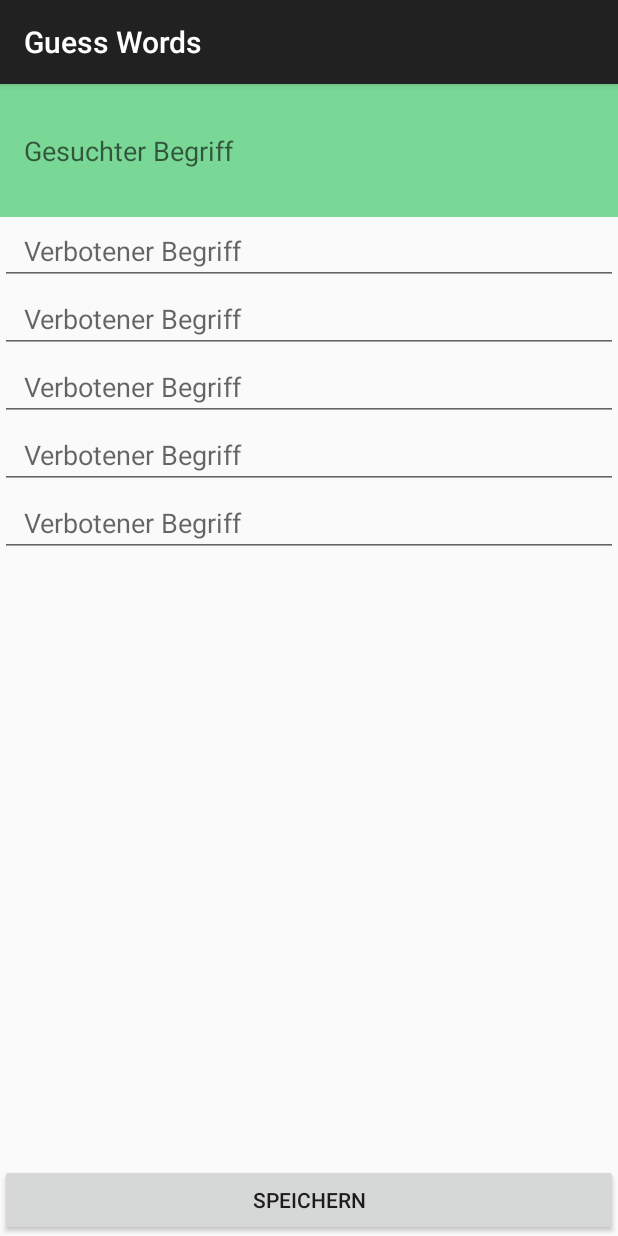
After one commit to rillig/GuessWords, an Android app: the EditCardActivity screen opened directly, with no data from a screen before it, on a phone screen of 412 x 824 dp. The commit adds this screen. Run offline under Robolectric (Android 15) with nearby library versions, the phone set to English and light mode, and no system bars.

Commit message:
add own cards

```diff
--- a/app/src/main/AndroidManifest.xml
+++ b/app/src/main/AndroidManifest.xml
@@ -3,13 +3,13 @@
           package="de.roland_illig.guesswords">
     <application
         android:allowBackup="true"
+        android:fullBackupContent="@xml/backup_descriptor"
         android:icon="@mipmap/ic_launcher"
         android:label="@string/app_name"
         android:roundIcon="@mipmap/ic_launcher_round"
         android:supportsRtl="true"
         android:theme="@style/AppTheme"
-        tools:ignore="GoogleAppIndexingWarning"
-        android:fullBackupContent="@xml/backup_descriptor">
+        tools:ignore="GoogleAppIndexingWarning">
         <activity android:name=".MainActivity">
             <intent-filter>
                 <action android:name="android.intent.action.MAIN"/>
@@ -22,5 +22,7 @@
             android:label="@string/app_name"
             android:theme="@style/AppTheme.NoActionBar">
         </activity>
+        <activity android:name=".EditCardActivity">
+        </activity>
     </application>
 </manifest>
--- /dev/null
+++ b/app/src/main/res/layout/activity_edit_card.xml
@@ -0,0 +1,109 @@
+<android.support.constraint.ConstraintLayout
+    xmlns:android="http://schemas.android.com/apk/res/android"
+    xmlns:app="http://schemas.android.com/apk/res-auto"
+    xmlns:tools="http://schemas.android.com/tools"
+    android:layout_width="match_parent"
+    android:layout_height="match_parent"
+    tools:context=".EditCardActivity">
+
+    <EditText
+        android:id="@+id/term"
+        android:layout_width="match_parent"
+        android:layout_height="wrap_content"
+        android:background="@color/term_bg"
+        android:hint="@string/term_label"
+        android:importantForAutofill="no"
+        android:inputType="textAutoCorrect"
+        android:paddingBottom="32sp"
+        android:paddingEnd="16sp"
+        android:paddingStart="16sp"
+        android:paddingTop="32sp"
+        android:text=""
+        app:layout_constraintEnd_toEndOf="parent"
+        app:layout_constraintStart_toStartOf="parent"
+        app:layout_constraintTop_toTopOf="parent"/>
+
+    <EditText
+        android:id="@+id/forbidden1"
+        android:layout_width="match_parent"
+        android:layout_height="wrap_content"
+        android:hint="@string/forbidden_hint"
+        android:importantForAutofill="no"
+        android:inputType="textAutoCorrect"
+        android:paddingEnd="16sp"
+        android:paddingStart="16sp"
+        android:text=""
+        app:layout_constraintEnd_toEndOf="parent"
+        app:layout_constraintStart_toStartOf="parent"
+        app:layout_constraintTop_toBottomOf="@id/term"/>
+
+    <EditText
+        android:id="@+id/forbidden2"
+        android:layout_width="match_parent"
+        android:layout_height="wrap_content"
+        android:hint="@string/forbidden_hint"
+        android:importantForAutofill="no"
+        android:inputType="textPersonName"
+        android:paddingEnd="16sp"
+        android:paddingStart="16sp"
+        android:text=""
+        app:layout_constraintEnd_toEndOf="parent"
+        app:layout_constraintStart_toStartOf="parent"
+        app:layout_constraintTop_toBottomOf="@id/forbidden1"/>
+
+    <EditText
+        android:id="@+id/forbidden3"
+        android:layout_width="match_parent"
+        android:layout_height="wrap_content"
+        android:hint="@string/forbidden_hint"
+        android:importantForAutofill="no"
+        android:inputType="textPersonName"
+        android:paddingEnd="16sp"
+        android:paddingStart="16sp"
+        android:text=""
+        app:layout_constraintEnd_toEndOf="parent"
+        app:layout_constraintStart_toStartOf="parent"
+        app:layout_constraintTop_toBottomOf="@id/forbidden2"/>
+
+    <EditText
+        android:id="@+id/forbidden4"
+        android:layout_width="match_parent"
+        android:layout_height="wrap_content"
+        android:hint="@string/forbidden_hint"
+        android:importantForAutofill="no"
+        android:inputType="textPersonName"
+        android:paddingEnd="16sp"
+        android:paddingStart="16sp"
+        android:text=""
+        app:layout_constraintEnd_toEndOf="parent"
+        app:layout_constraintStart_toStartOf="parent"
+        app:layout_constraintTop_toBottomOf="@id/forbidden3"/>
+
+    <EditText
+        android:id="@+id/forbidden5"
+        android:layout_width="match_parent"
+        android:layout_height="wrap_content"
+        android:hint="@string/forbidden_hint"
+        android:importantForAutofill="no"
+        android:inputType="textPersonName"
+        android:paddingEnd="16sp"
+        android:paddingStart="16sp"
+        android:text=""
+        app:layout_constraintEnd_toEndOf="parent"
+        app:layout_constraintStart_toStartOf="parent"
+        app:layout_constraintTop_toBottomOf="@id/forbidden4"/>
+
+    <LinearLayout
+        android:layout_width="match_parent"
+        android:layout_height="wrap_content"
+        app:layout_constraintBottom_toBottomOf="parent"
+        app:layout_constraintEnd_toEndOf="parent"
+        app:layout_constraintStart_toStartOf="parent">
+
+        <Button
+            android:layout_width="match_parent"
+            android:layout_height="wrap_content"
+            android:onClick="save"
+            android:text="@string/save_button"/>
+    </LinearLayout>
+</android.support.constraint.ConstraintLayout>
--- a/app/src/main/res/values/strings.xml
+++ b/app/src/main/res/values/strings.xml
@@ -4,4 +4,9 @@
     <string name="correct_button">Richtig</string>
     <string name="wrong_button">Falsch</string>
     <string name="skip_button">Nächste</string>
+    <string name="new_card_button">Neue Karte</string>
+    <string name="forbidden_label">Verbotene Begriffe</string>
+    <string name="term_label">Gesuchter Begriff</string>
+    <string name="forbidden_hint">Verbotener Begriff</string>
+    <string name="save_button">Speichern</string>
 </resources>
```
Also changed, not shown: app/src/main/java/de/roland_illig/guesswords/EditCardActivity.kt (added, +34 -0 lines), app/src/main/java/de/roland_illig/guesswords/MainActivity.kt (+6 -2 lines), app/src/main/java/de/roland_illig/guesswords/Persistence.kt (+70 -6 lines), app/src/main/java/de/roland_illig/guesswords/Types.kt (+9 -0 lines), app/src/main/res/layout/activity_main.xml (+9 -1 lines).
